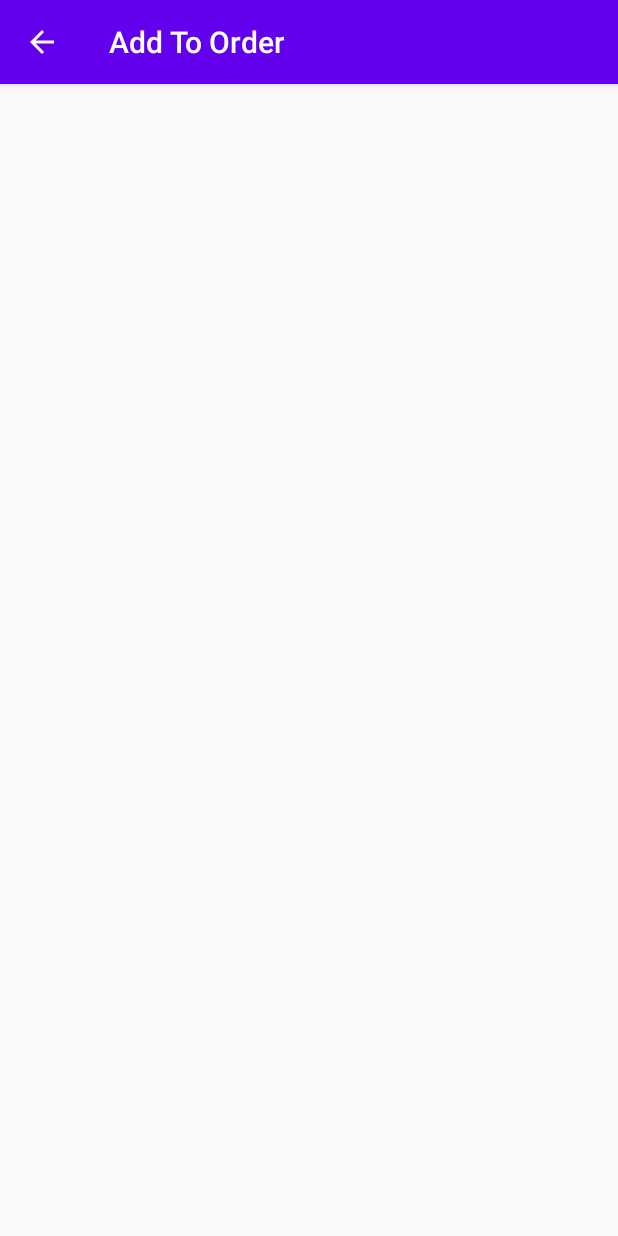
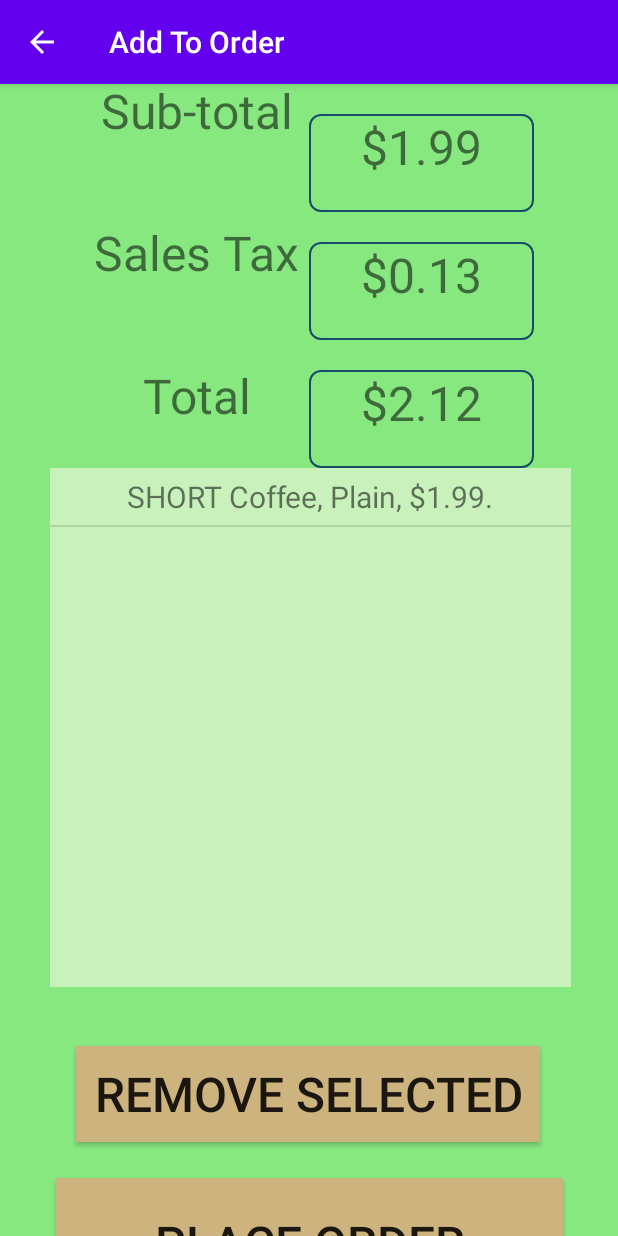
Before and after one commit to g-h-o-s-t-s/AndroidCafe, an Android app: the OrderActivity screen opened directly, with no data from a screen before it, on a phone screen of 412 x 824 dp. Run offline under Robolectric (Android 15) with nearby library versions, the phone set to English and light mode, and no system bars.

Commit message:
Order Activity online, Reviewing Orders Activity online. Glitched behavior with Reviewing Store Orders. Empty, $0 orders can be created. Orders appear that were definitely not placed intentionally. Also, 0 donuts can be added in Donuts Activity.

```diff
--- a/app/src/main/java/com/group19/AndroidCafe/Consts.java
+++ b/app/src/main/java/com/group19/AndroidCafe/Consts.java
@@ -32,6 +32,7 @@ public class Consts
     public static final double DOUBLE = 2, TRIPLE = 3;
     public static final String SHORT = "SHORT", TALL = "TALL",
             GRANDE = "GRANDE", VENTI = "VENTI";
+    public static int FIRST_NODE = 0, SPINNER_TEXT_SIZE = 32;
 
 
     /* Order() constants */
--- a/app/src/main/java/com/group19/AndroidCafe/OrderActivity.java
+++ b/app/src/main/java/com/group19/AndroidCafe/OrderActivity.java
@@ -1,111 +1,112 @@
 package com.group19.AndroidCafe;
 
-import androidx.appcompat.app.AppCompatActivity;
+import android.os.Bundle;
+import android.view.View;
+import android.widget.AdapterView;
+import android.widget.ListView;
+import android.widget.TextView;
+import android.widget.Toast;
+import static com.group19.AndroidCafe.Consts.*;
 
 /**
  * OrderActivity to finalize an Order instance.
  @author Sagnik Mukherjee, Michael Choe
  */
-public class OrderActivity extends AppCompatActivity
+public class OrderActivity extends PopulateList
 {
-//    /* -- Data Fields. -- */
-//    //JavaFX Node element handles.
-//     private TextArea subtotalText;
-//     private TextArea salesTaxText;
-//     private TextArea totalText;
-//     private ListView<String> currentItems = new ListView<>();
-//
-//     private Button removeItemButton;
-//     private Button placeOrderButton;
-//
-//    @Override
-//    protected void onCreate(Bundle savedInstanceState) {
-//        super.onCreate(savedInstanceState);
-//        setContentView(R.layout.order_activity);
-//    }
-//
-//    /**
-//     * A sort of "constructor" class for the Controller.
-//     * Links Action Events to related JavaFX nodes.
-//     */
-//    public void initialize() {
-//        //calculate and display Order subtotal/tax/total
-//        updateFields();
-//
-//        removeItemButton.setOnMouseClicked((event) -> removeMenuItem());
-//        placeOrderButton.setOnMouseClicked((event) -> placeOrder());
-//    }
-//
-//    /**
-//     * Event function to add Order to overall StoreOrders.
-//     */
-//    private void placeOrder() {
-//        try {
-//            if (MainActivity.mainOrder != null) {
-//                MainActivity.mainStoreOrder.add(MainActivity.mainOrder);
-//                MainActivity.mainOrder = new Order();
-//
-//                Stage stage = (Stage) placeOrderButton.getScene().getWindow();
-//                stage.close();
-//            }
-//        } catch (Exception ex) {
-//            throwToast(ex.getMessage());
-//        }
-//    }
-//
-//    /**
-//     * Event function to remove the selected MenuItem from currentItems.
-//     * No action will occur if ListView has no selected item.
-//     */
-//    private void removeMenuItem() {
-//        try {
-//            if (!currentItems.getSelectionModel().isEmpty()) {
-//                int selected =
-//                        currentItems.getSelectionModel().getSelectedIndex();
-//                MainActivity.mainOrder.getItemList().remove(selected);
-//
-//                updateFields();
-//            }
-//        } catch (Exception ex) {
-//            throwToast(ex.getMessage());
-//        }
-//    }
-//
-//    /**
-//     * Helper to update the textArea/listView displays in real-time (ideally).
-//     */
-//    private void updateFields() {
-//        MainActivity.mainOrder.orderPrice();
-//        updateTexts();
-//
-//        //populate currentItems listView with all MenuItem
-//        //object details, but leave off the last line
-//        //which just reports the order's price field values
-//        currentItems.getItems().clear();
-//        String[] temp = MainActivity.mainOrder.toString().split("\n");
-//        temp = Arrays.copyOf(temp, temp.length - 1);
-//        currentItems.getItems().addAll(temp);
-//    }
-//
-//    /**
-//     * Another helper to update textAreas specifically.
-//     */
-//    private void updateTexts() {
-//        subtotalText.setText(String.valueOf(
-//                df.format(MainActivity.mainOrder.getSubtotal())));
-//        salesTaxText.setText(String.valueOf(
-//                df.format(MainActivity.mainOrder.getTax())));
-//        totalText.setText(String.valueOf(
-//                df.format(MainActivity.mainOrder.getTotal())));
-//    }
-//
-//    /**
-//     * Helper to open Toast Message box when exception occurs.
-//     * @param ex String literal containing exception details
-//     */
-//    public void throwToast(String ex) {
-//        Toast.makeText(this.getApplicationContext(),
-//                ERROR +
-//                        ex, Toast.LENGTH_SHORT).show();
-//    }
+    //data fields
+    private int selected = DEFAULT_INDEX;
+
+    //Android Node element handles.
+    private TextView subtotalText;
+    private TextView salesTaxText;
+    private TextView totalText;
+    private ListView currentItems;
+
+    @Override
+    protected void onCreate(Bundle savedInstanceState) {
+        super.onCreate(savedInstanceState);
+        setContentView(R.layout.order_activity);
+
+        //bind object handles to XML id's
+        subtotalText = findViewById(R.id.subtotalOrderDisplay);
+        salesTaxText = findViewById(R.id.salesTaxDisplay);
+        totalText = findViewById(R.id.totalDisplay);
+        currentItems = findViewById(R.id.currentItemsDisplay);
+
+        updateFields();
+
+        //get position of clicked currentDonuts list selection for removal,
+        //otherwise remove topmost Item object in list (selected == 0)
+        currentItems.setOnItemClickListener(new AdapterView.OnItemClickListener() {
+            @Override
+            public void onItemClick(AdapterView<?> adapter, View v, int position, long id) {
+                selected = position;
+            }
+        });
+    }
+
+    /**
+     * Event function to add Order to overall StoreOrders.
+     * @param view current View object
+     */
+    public void placeOrder(View view) {
+        try {
+            if (MainActivity.mainOrder != null) {
+                MainActivity.mainStoreOrder.add(MainActivity.mainOrder);
+                MainActivity.mainOrder = new Order();
+
+                this.finish();
+            }
+        } catch (Exception ex) {
+            throwToast(ex.getMessage());
+        }
+    }
+
+    /**
+     * Event function to remove the selected MenuItem from currentItems.
+     * No action should occur if ListView has no selected item.
+     * @param view current View object
+     */
+    public void removeMenuItem(View view) {
+        try {
+            if (currentItems.getItemAtPosition(selected) != null) {
+                MainActivity.mainOrder.getItemList().remove(selected);
+
+                updateFields();
+            }
+        } catch (Exception ex) {
+            throwToast(ex.getMessage());
+        }
+    }
+
+    /**
+     * Helper to update the textArea/listView displays in real-time (ideally).
+     */
+    private void updateFields() {
+        selected = 0;
+        String[] temp = MainActivity.mainOrder.toString().split("\n");
+        populateListHelper(currentItems, temp);
+
+        MainActivity.mainOrder.orderPrice();
+        updateTexts();
+    }
+
+    /**
+     * Another helper to update textAreas specifically.
+     */
+    private void updateTexts() {
+        subtotalText.setText(df.format(MainActivity.mainOrder.getSubtotal()));
+        salesTaxText.setText(df.format(MainActivity.mainOrder.getTax()));
+        totalText.setText(df.format(MainActivity.mainOrder.getTotal()));
+    }
+
+    /**
+     * Helper to open Toast Message box when exception occurs.
+     * @param ex String literal containing exception details
+     */
+    public void throwToast(String ex) {
+        Toast.makeText(this.getApplicationContext(),
+                ERROR + ex, Toast.LENGTH_SHORT).show();
+    }
 }
--- /dev/null
+++ b/app/src/main/java/com/group19/AndroidCafe/PopulateList.java
@@ -0,0 +1,31 @@
+package com.group19.AndroidCafe;
+
+import android.widget.ArrayAdapter;
+import android.widget.ListView;
+import androidx.appcompat.app.AppCompatActivity;
+import java.util.Arrays;
+import java.util.List;
+
+/**
+ * PopulateList is an abstract superclass, since the single method
+ * here is used in both Donuts, Order, and StoreOrders, to
+ * populate a ListView object with the appropriate items.
+ @author Sagnik Mukherjee, Michael Choe
+ */
+public abstract class PopulateList extends AppCompatActivity
+{
+    /**
+     * Update contents of ListView object.
+     * @param lv ListView object reference to be updated
+     * @param temp String[] toString contents to be added to ListView
+     */
+    protected void populateListHelper(ListView lv, String[] temp) {
+        temp = Arrays.copyOf(temp, temp.length - 1);
+
+        //refresh and populate ListView
+        List<String> list = Arrays.asList(temp);
+        ArrayAdapter<String> arrayAdapter = new ArrayAdapter<>(
+                this, R.layout.list_view, list);
+        lv.setAdapter(arrayAdapter);
+    }
+}
--- a/app/src/main/res/layout/donuts_activity.xml
+++ b/app/src/main/res/layout/donuts_activity.xml
@@ -63,7 +63,7 @@
             app:layout_constraintTop_toBottomOf="@+id/flavorOptions"
             app:layout_constraintBottom_toTopOf="@+id/subTotalDonuts"
             android:hint="@string/quantity_hint"
-            android:autofillHints="@string/quantity_autofill_hint"/>
+            android:autofillHints="@string/quantity_autofill_hint" android:textSize="@dimen/textSize2s"/>
     <TextView
             android:layout_width="150dp"
             android:layout_height="100dp" android:id="@+id/subTotalDonuts"
--- /dev/null
+++ b/app/src/main/res/layout/list_view.xml
@@ -0,0 +1,8 @@
+<?xml version="1.0" encoding="utf-8"?>
+<TextView xmlns:android="http://schemas.android.com/apk/res/android"
+          android:id="@android:id/text1"
+          android:paddingTop="5dip"
+          android:paddingBottom="5dip"
+          android:layout_width="fill_parent"
+          android:layout_height="wrap_content"
+          android:textSize="@dimen/textSize3s"/>
--- a/app/src/main/res/layout/order_activity.xml
+++ b/app/src/main/res/layout/order_activity.xml
@@ -1,6 +1,7 @@
 <?xml version="1.0" encoding="utf-8"?>
-<androidx.constraintlayout.widget.ConstraintLayout xmlns:android="http://schemas.android.com/apk/res/android"
-                                                   xmlns:app="http://schemas.android.com/apk/res-auto" xmlns:tools="http://schemas.android.com/tools"
+<androidx.constraintlayout.widget.ConstraintLayout
+    xmlns:android="http://schemas.android.com/apk/res/android"
+    xmlns:app="http://schemas.android.com/apk/res-auto" xmlns:tools="http://schemas.android.com/tools"
     android:layout_width="match_parent"
     android:layout_height="match_parent"
     android:theme="@style/addOrderTheme"
@@ -53,7 +54,7 @@
             app:layout_constraintStart_toStartOf="parent"
             android:layout_marginStart="55dp" android:layout_marginTop="45dp"
             app:layout_constraintTop_toBottomOf="@+id/salesTax" app:layout_constraintEnd_toStartOf="@+id/totalDisplay"
-            app:layout_constraintBottom_toTopOf="@+id/orderDisplay"/>
+            app:layout_constraintBottom_toTopOf="@+id/currentItemsDisplay"/>
     <TextView
             android:id="@+id/totalDisplay"
             android:layout_width="150dp"
@@ -62,13 +63,15 @@
             app:layout_constraintStart_toEndOf="@+id/total"
             app:layout_constraintTop_toBottomOf="@+id/salesTaxDisplay" android:layout_marginEnd="55dp"
             app:layout_constraintEnd_toEndOf="parent"
-            app:layout_constraintBottom_toTopOf="@+id/orderDisplay"
+            app:layout_constraintBottom_toTopOf="@+id/currentItemsDisplay"
             android:layout_marginTop="20dp"/>
     <ListView
-            android:id="@+id/orderDisplay"
+            android:id="@+id/currentItemsDisplay"
             android:layout_width="347dp"
             android:layout_height="346dp"
             android:theme="@style/ListView"
+            android:listSelector="@color/colorAccent"
+            android:choiceMode="singleChoice"
             app:layout_constraintStart_toStartOf="parent"
             android:layout_marginStart="67dp" android:layout_marginEnd="66dp"
             app:layout_constraintEnd_toEndOf="parent" android:layout_marginTop="20dp"
@@ -76,15 +79,16 @@
             app:layout_constraintBottom_toTopOf="@+id/removeItem"/>
     <Button
             android:id="@+id/removeItem"
-            android:layout_width="286dp"
-            android:layout_height="71dp"
-            android:text="@string/remove_selected_item"
+            android:layout_width="309dp"
+            android:layout_height="64dp"
+            android:text="@string/remove_selected"
             android:theme="@style/Button"
             android:background="@color/buttonColor"
+            android:onClick="removeMenuItem"
             app:layout_constraintStart_toStartOf="parent"
             android:layout_marginStart="96dp" android:layout_marginEnd="98dp"
             app:layout_constraintEnd_toEndOf="parent" android:layout_marginTop="39dp"
-            app:layout_constraintTop_toBottomOf="@+id/orderDisplay"
+            app:layout_constraintTop_toBottomOf="@+id/currentItemsDisplay"
             app:layout_constraintBottom_toTopOf="@+id/placeOrder" android:layout_marginBottom="24dp"/>
     <Button
             android:id="@+id/placeOrder"
@@ -93,6 +97,7 @@
             android:text="@string/place_order"
             android:theme="@style/Button"
             android:background="@color/buttonColor"
+            android:onClick="placeOrder"
             app:layout_constraintStart_toStartOf="parent"
             android:layout_marginStart="71dp" android:layout_marginEnd="71dp"
             app:layout_constraintEnd_toEndOf="parent" app:layout_constraintBottom_toBottomOf="parent"
--- a/app/src/main/res/values/colors.xml
+++ b/app/src/main/res/values/colors.xml
@@ -9,7 +9,7 @@
     <color name="donutBackground">#E8D39A</color>
     <color name="coffeeBackground">#DFB079</color>
     <color name="addOrderBackground">#87E880</color>
-    <color name="reviewOrdersBackground">#D9EC77</color>
+    <color name="reviewOrdersBackground">#A6BF21</color>
     <!--  Node Colors.  -->
     <color name="buttonColor">#CDB37D</color>
     <color name="imageButtonColor">#CBBC9D</color>
--- a/app/src/main/res/values/dimensions.xml
+++ b/app/src/main/res/values/dimensions.xml
@@ -3,7 +3,9 @@
     <!--  Font Sizes.  -->
     <dimen name="textSize1">48dp</dimen>
     <dimen name="textSize2">32dp</dimen>
+    <dimen name="textSize2s">32sp</dimen>
     <dimen name="textSize3">20dp</dimen>
+    <dimen name="textSize3s">20sp</dimen>
     <dimen name="textSize4">16dp</dimen>
     <dimen name="textSize5">14dp</dimen>
     <dimen name="strokeWidth">1dp</dimen>
--- a/app/src/main/res/values/strings.xml
+++ b/app/src/main/res/values/strings.xml
@@ -55,7 +55,8 @@
     <string name="whipped_cream">Whipped Cream</string>
     <string name="subtotal">Sub-total</string>
     <string name="place_order">Place Order</string>
-    <string name="remove_selected_item">Remove Selected Item</string>
+    <string name="remove_selected">Remove Selected</string>
     <string name="sales_tax">Sales Tax</string>
     <string name="total">Total</string>
+    <string name="cancel_order">Cancel Order</string>
 </resources>
--- a/app/src/main/res/values/styles.xml
+++ b/app/src/main/res/values/styles.xml
@@ -35,7 +35,7 @@
         <item name="android:textSize">@dimen/textSize2</item>
     </style>
     <style name="Button" parent="AppTheme">
-        <item name="android:textSize">@dimen/textSize3</item>
+        <item name="android:textSize">@dimen/textSize2</item>
     </style>
     <style name="CheckBox" parent="AppTheme">
         <item name="android:background">@color/checkBoxColor</item>
```
Also changed, not shown: app/src/main/java/com/group19/AndroidCafe/CoffeeActivity.java (+8 -5 lines), app/src/main/java/com/group19/AndroidCafe/DonutsActivity.java (+18 -13 lines), app/src/main/java/com/group19/AndroidCafe/StoreOrdersActivity.java (+71 -110 lines), app/src/main/res/layout/coffee_activity.xml (+4 -4 lines), app/src/main/res/layout/store_orders_activity.xml (+26 -42 lines), 1 other file.
